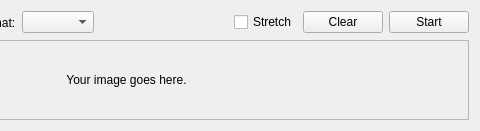
Above: imagewidget.ui from JorgeAparicio/qSerialTerm before the change; both pictures show x 227 to 707 and y 0 to 131 of the 707 by 131 pixel window. Below: the same form after it.
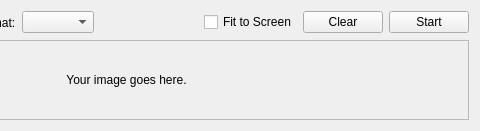
That is the form after the change.

Commit message: Renamed check box from "Stretch" to "Fit to Screen".

What changed in the file:
```diff
--- a/imagewidget.ui
+++ b/imagewidget.ui
@@ -76,7 +76,7 @@
      <item>
       <widget class="QCheckBox" name="stretchCheckBox">
        <property name="text">
-        <string>Stretch</string>
+        <string>Fit to Screen</string>
        </property>
       </widget>
      </item>
```
Left out of the diff: 2 changed lines with no effect on the pictures. The commit also changes 2 other files.
